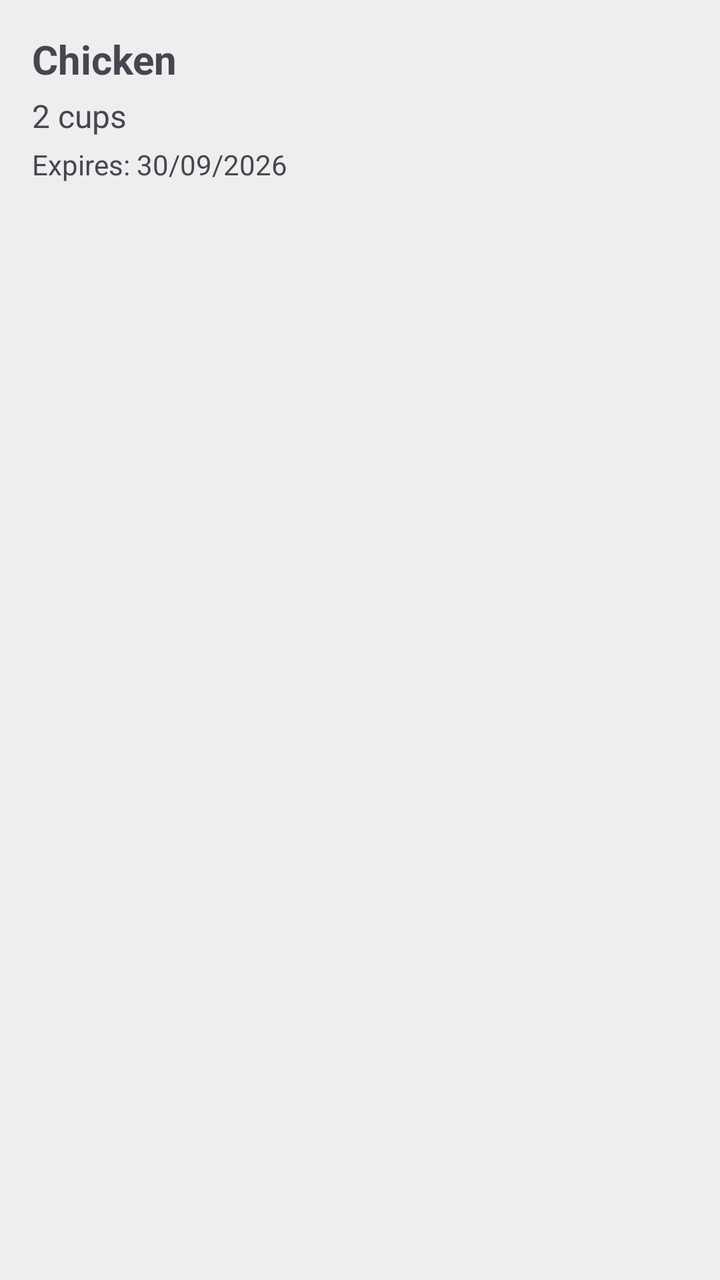
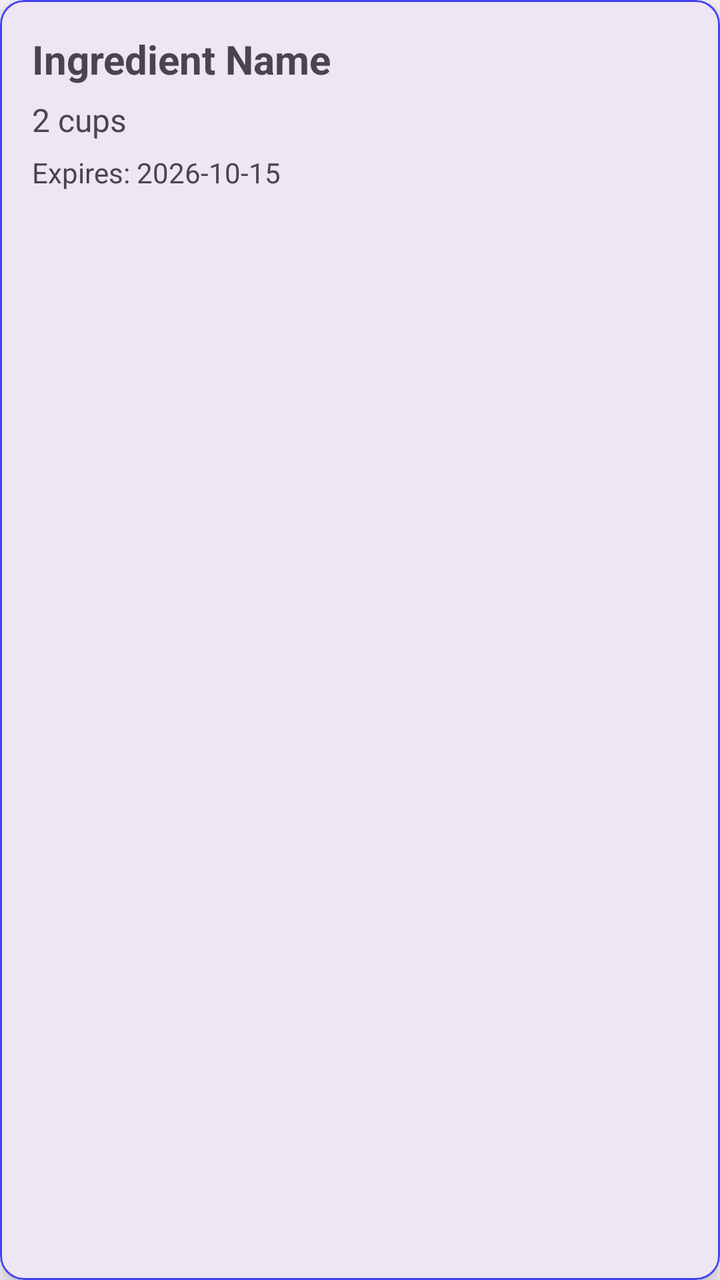

Two renders of the same Android screen: before a commit and after it. Below are the layout's source before the change and the commit's diff.
<!-- AndroidManifest.xml: application theme Theme.SmartPantryManager -->
<!-- res/layout/item_pantry.xml -->
<?xml version="1.0" encoding="utf-8"?>
<LinearLayout
    xmlns:android="http://schemas.android.com/apk/res/android"
    android:orientation="vertical"
    android:layout_width="match_parent"
    android:layout_height="wrap_content"
    android:padding="16dp"
    android:layout_marginBottom="8dp"
    android:background="#EEEEEE">

    <TextView
        android:id="@+id/tvIngredientName"
        android:layout_width="match_parent"
        android:layout_height="wrap_content"
        android:text="Chicken"
        android:textSize="20sp"
        android:textStyle="bold" />

    <TextView
        android:id="@+id/tvIngredientQuantity"
        android:layout_width="match_parent"
        android:layout_height="wrap_content"
        android:text="2 cups"
        android:textSize="16sp"
        android:layout_marginTop="4dp" />

    <TextView
        android:id="@+id/tvIngredientExpiry"
        android:layout_width="match_parent"
        android:layout_height="wrap_content"
        android:text="Expires: 30/09/2026"
        android:textSize="14sp"
        android:layout_marginTop="4dp" />


</LinearLayout>
<!-- resources referenced by this layout -->
<resources>
  <style name="Theme.SmartPantryManager" parent="Base.Theme.SmartPantryManager" />
  <style name="Base.Theme.SmartPantryManager" parent="Theme.Material3.DayNight.NoActionBar">
          
          
      </style>
</resources>

<!-- the commit's change to res/layout/item_pantry.xml (unified diff, before → after) -->
@@ -1,36 +1,46 @@
 <?xml version="1.0" encoding="utf-8"?>
-<LinearLayout
+<com.google.android.material.card.MaterialCardView
     xmlns:android="http://schemas.android.com/apk/res/android"
-    android:orientation="vertical"
+    xmlns:app="http://schemas.android.com/apk/res-auto"
     android:layout_width="match_parent"
     android:layout_height="wrap_content"
-    android:padding="16dp"
-    android:layout_marginBottom="8dp"
-    android:background="#EEEEEE">
+    android:layout_marginBottom="12dp"
+    app:cardCornerRadius="12dp"
+    app:cardElevation="5dp"
+    app:strokeWidth="1dp"
+    app:strokeColor="#4242F5">
 
-    <TextView
-        android:id="@+id/tvIngredientName"
+
+    <LinearLayout
         android:layout_width="match_parent"
         android:layout_height="wrap_content"
-        android:text="Chicken"
-        android:textSize="20sp"
-        android:textStyle="bold" />
+        android:orientation="vertical"
+        android:padding="16dp">
 
-    <TextView
-        android:id="@+id/tvIngredientQuantity"
-        android:layout_width="match_parent"
-        android:layout_height="wrap_content"
-        android:text="2 cups"
-        android:textSize="16sp"
-        android:layout_marginTop="4dp" />
+        <TextView
+            android:id="@+id/tvIngredientName"
+            android:layout_width="match_parent"
+            android:layout_height="wrap_content"
+            android:text="Ingredient Name"
+            android:textSize="20sp"
+            android:textStyle="bold" />
 
-    <TextView
-        android:id="@+id/tvIngredientExpiry"
-        android:layout_width="match_parent"
-        android:layout_height="wrap_content"
-        android:text="Expires: 30/09/2026"
-        android:textSize="14sp"
-        android:layout_marginTop="4dp" />
+        <TextView
+            android:id="@+id/tvIngredientQuantity"
+            android:layout_width="match_parent"
+            android:layout_height="wrap_content"
+            android:layout_marginTop="6dp"
+            android:text="2 cups"
+            android:textSize="16sp" />
 
+        <TextView
+            android:id="@+id/tvIngredientExpiry"
+            android:layout_width="match_parent"
+            android:layout_height="wrap_content"
+            android:layout_marginTop="6dp"
+            android:text="Expires: 2026-10-15"
+            android:textSize="14sp" />
 
-</LinearLayout>
+    </LinearLayout>
+
+</com.google.android.material.card.MaterialCardView>
